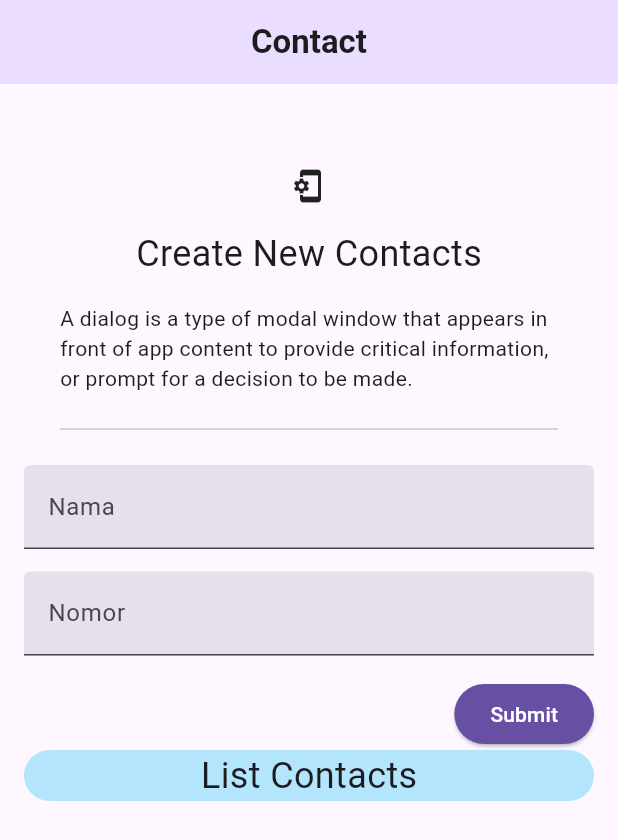
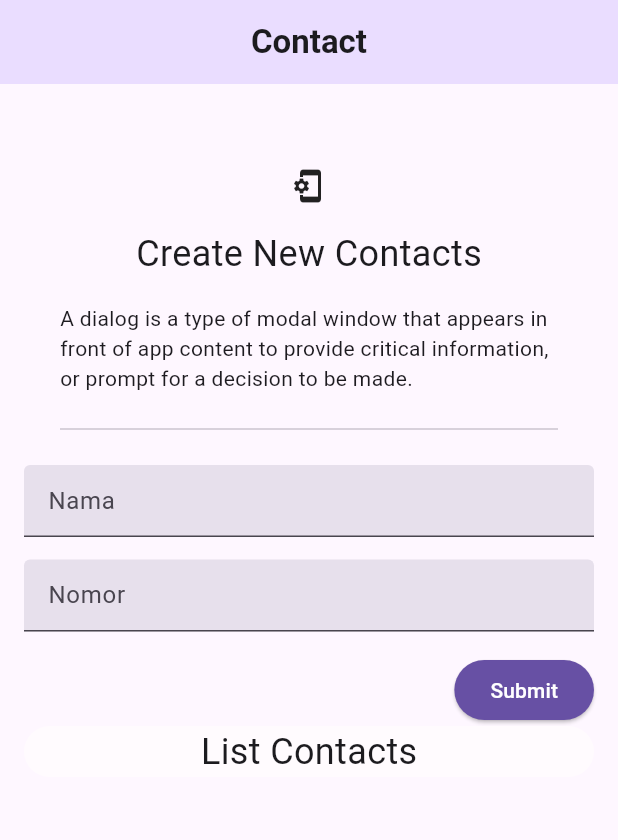
Before and after one commit to PuspitaKartika/flutter_puspita-kartika-sari, a Flutter app: the screen it shows after launch, on a phone screen of 412 x 824 dp. Shown: the top 840 px of the screen. Run offline on Flutter 3.47's test engine with Material 2 defaults, Android fonts, the light colour scheme and no system bars; our stand-ins replace google_fonts.

Commit message:
soal eksplorasi minggu ke 5 form

```diff
--- a/minggu ke-5/2_Flutter Form/praktikum/contacts/lib/home/home_page.dart
+++ b/minggu ke-5/2_Flutter Form/praktikum/contacts/lib/home/home_page.dart
@@ -19,6 +19,39 @@ class _HomePageState extends State<HomePage> {
   final nameEdc = TextEditingController();
   final noHpEdc = TextEditingController();
   int indexContact = -1;
+  final _formKey = GlobalKey<FormState>();
+
+  String? validateName(String? value) {
+    if (value == null || value.isEmpty) {
+      return 'Nama tidak boleh kosong';
+    }
+
+    final RegExp namePattern = RegExp(r"^[A-Z][a-zA-Z]*\s[A-Z][a-zA-Z]*$");
+
+    if (!namePattern.hasMatch(value)) {
+      return 'Invalid name format. tidak boleh ada karakter.';
+    }
+
+    return null;
+  }
+
+  String? validatePhoneNumber(String? value) {
+    if (value == null || value.isEmpty) {
+      return 'Nomor tidak boleh kosong';
+    }
+
+    if (!RegExp(r'^[0-9]+$').hasMatch(value)) {
+      return 'number must contain only digits';
+    }
+    if (value.length < 8 || value.length > 15) {
+      return 'number must be between 8 and 15 digits';
+    }
+    if (value[0] != '0') {
+      return 'number must start with the digit 0';
+    }
+
+    return null;
+  }
 
   void addContact() {
     contactList.add(ContactModel(name: nameEdc.text, no: noHpEdc.text));
@@ -66,7 +99,12 @@ class _HomePageState extends State<HomePage> {
         child: Column(
           children: [
             const HeaderHome(),
+            Form(
+              key: _formKey,
+              child: Column(
+                children: [
                   CustomTextField(
+                    validator: validateName,
                     controller: nameEdc,
                     name: "Nama",
                     hintText: "Insert Your Name",
@@ -75,12 +113,17 @@ class _HomePageState extends State<HomePage> {
                     height: 15,
                   ),
                   CustomTextField(
+                    validator: validatePhoneNumber,
+                    keyboardType: TextInputType.number,
                     controller: noHpEdc,
                     name: "Nomor",
                     hintText: "+62 ....",
                   ),
                   const SizedBox(
                     height: 15,
+                  )
+                ],
+              ),
             ),
             Row(
               mainAxisAlignment: MainAxisAlignment.end,
@@ -109,7 +152,7 @@ class _HomePageState extends State<HomePage> {
                 width: MediaQuery.of(context).size.width,
                 decoration: BoxDecoration(
                     borderRadius: BorderRadius.circular(28),
-                    color: Colors.lightBlue.shade100),
+                    color: secondaryColor),
                 padding: const EdgeInsets.symmetric(horizontal: 16),
                 margin: const EdgeInsets.symmetric(horizontal: 16),
                 child: Column(
--- a/minggu ke-5/2_Flutter Form/praktikum/contacts/lib/utils/custom_textfield.dart
+++ b/minggu ke-5/2_Flutter Form/praktikum/contacts/lib/utils/custom_textfield.dart
@@ -7,23 +7,27 @@ class CustomTextField extends StatelessWidget {
   final String name;
   final TextInputType? keyboardType;
   final Function(String)? onCanged;
-  const CustomTextField(
-      {Key? key,
-      required this.controller,
-      this.hintText,
-      required this.name,
-      this.keyboardType,
-      this.onCanged})
-      : super(key: key);
+  final String? Function(String?)? validator;
+  CustomTextField({
+    Key? key,
+    required this.controller,
+    this.hintText,
+    required this.name,
+    this.keyboardType,
+    this.onCanged,
+    this.validator,
+  }) : super(key: key);
 
   @override
   Widget build(BuildContext context) {
     return Padding(
       padding: const EdgeInsets.symmetric(horizontal: 16),
       child: TextFormField(
+        validator: validator,
         keyboardType: keyboardType,
         controller: controller,
         decoration: InputDecoration(
+            isDense: true,
             filled: true,
             fillColor: primaryColor,
             label: Text(
```
Also changed, not shown: 1 other file. Lines whose indentation alone changed are shown as unchanged.
